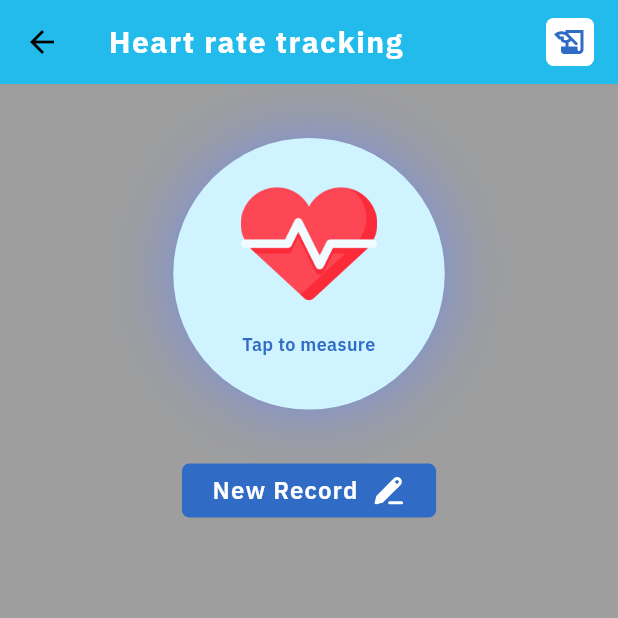
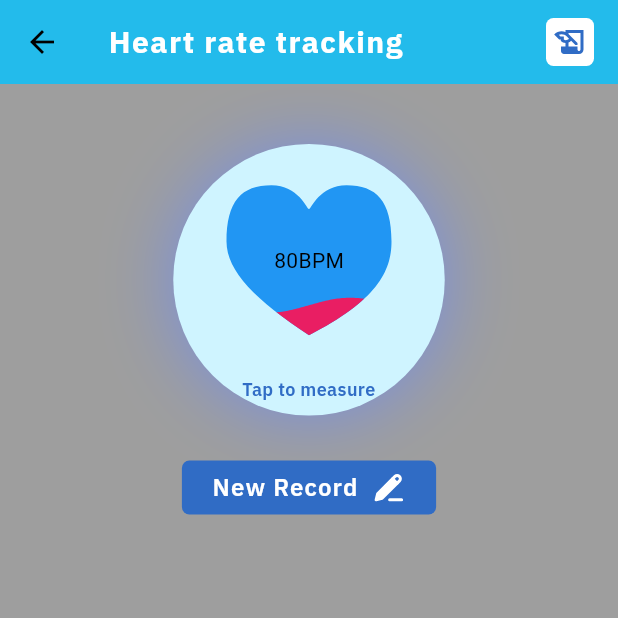
Before and after one commit to Intes-It-Mobile/blood-tracking-app, a Flutter app: the HeartRateScreen screen opened directly, on a phone screen of 412 x 824 dp, the top half of it. Run offline on Flutter 3.47's test engine with Material 2 defaults, Android fonts, the phone set to English and light mode, and no system bars; our stand-ins replace camera, dropdown_button2, fl_chart, flutter_html, flutter_local_notifications, flutter_mobx and 13 more; missing offline and left inert: android_alarm_manager_plus, excel, flutter_cupertino_datetime_picker, flutter_fgbg, flutter_share; accounts and stored records are empty; generated files the repository leaves out were written again.

Commit message:
chucdc heart

```diff
--- a/lib/views/heart_rate/heart_rate.dart
+++ b/lib/views/heart_rate/heart_rate.dart
@@ -2,14 +2,54 @@ import 'package:blood_sugar_tracking/constants/assets.dart';
 import 'package:blood_sugar_tracking/constants/colors.dart';
 import 'package:blood_sugar_tracking/constants/font_family.dart';
 import 'package:blood_sugar_tracking/utils/locale/appLocalizations.dart';
+import 'package:camera/camera.dart';
 import 'package:flutter/material.dart';
 import 'package:flutter_svg/flutter_svg.dart';
+import 'package:liquid_progress_indicator_v2/liquid_progress_indicator.dart';
 
 class HeartRateScreen extends StatefulWidget {
   const HeartRateScreen({super.key});
 
   @override
   State<HeartRateScreen> createState() => _HeartRateScreenState();
+}
+
+class HeartPainter extends CustomPainter {
+  @override
+  void paint(Canvas canvas, Size size) {
+    // TODO: implement paint
+    // Paint paint = Paint();
+    // paint
+    //   ..color = Colors.black
+    //   ..style = PaintingStyle.stroke
+    //   ..strokeCap = StrokeCap.round
+    //   ..strokeWidth = 6;
+
+    Paint paint1 = Paint();
+    paint1
+      ..color = Colors.red
+      ..style = PaintingStyle.fill
+      ..strokeWidth = 0;
+
+    double width = size.width;
+    double height = size.height;
+
+    Path path = Path();
+    path.moveTo(0.5 * width, height * 0.35);
+    path.cubicTo(0.2 * width, height * 0.1, -0.25 * width, height * 0.6,
+        0.5 * width, height);
+    path.moveTo(0.5 * width, height * 0.35);
+    path.cubicTo(0.8 * width, height * 0.1, 1.25 * width, height * 0.6,
+        0.5 * width, height);
+
+    canvas.drawPath(path, paint1);
+    // canvas.drawPath(path, paint);
+  }
+
+  @override
+  bool shouldRepaint(CustomPainter oldDelegate) {
+    return true;
+  }
 }
 
 class _HeartRateScreenState extends State<HeartRateScreen> {
@@ -21,7 +61,19 @@ class _HeartRateScreenState extends State<HeartRateScreen> {
     );
   }
 
-  AppBar _buildAppBarCustom(){
+  Path _buildHeartPath() {
+    return Path()
+      ..moveTo(55, 15)
+      ..cubicTo(55, 20, 50, 0, 30, 0) //(1st curve)
+      ..cubicTo(10, 0, 0, 10.5, 0, 37.5) // (2nd curve)
+      ..cubicTo(0, 57.5, 20, 77, 55, 100) // (3rd curve)
+      ..cubicTo(100, 77, 110, 57.5, 110, 37.5) // (4th curve)
+      ..cubicTo(110, 10.5, 100, 0, 80, 0) // (5th curve)
+      ..cubicTo(60, 0, 55, 20, 55, 15) // (6th curve)
+      ..close();
+  }
+
+  AppBar _buildAppBarCustom() {
     return AppBar(
       backgroundColor: AppColors.AppColor2,
       title: Text(
@@ -32,8 +84,7 @@ class _HeartRateScreenState extends State<HeartRateScreen> {
             fontWeight: FontWeight.w700,
             fontSize: 20,
             color: Colors.white,
-          letterSpacing: 1
-        ),
+            letterSpacing: 1),
       ),
       actions: [
         Container(
@@ -47,14 +98,18 @@ class _HeartRateScreenState extends State<HeartRateScreen> {
   }
 
   Widget _buildBody() {
-    return SizedBox(
+    return Container(
+      margin: const EdgeInsets.only(top: 40),
       width: MediaQuery.of(context).size.width,
       child: Column(
         crossAxisAlignment: CrossAxisAlignment.center,
         mainAxisSize: MainAxisSize.min,
         children: [
           _buildButtonHeartRate(),
-          _buildButtonNewRecord()
+          const SizedBox(
+            height: 30,
+          ),
+          _buildButtonNewRecord(),
         ],
       ),
     );
@@ -64,8 +119,8 @@ class _HeartRateScreenState extends State<HeartRateScreen> {
     return Container(
       height: 181,
       width: 181,
-      margin: const EdgeInsets.symmetric(vertical: 36),
-      padding: const EdgeInsets.only(top: 25, left: 35, right: 35, bottom: 35),
+      // margin: const EdgeInsets.symmetric(vertical: 36),
+      // padding: const EdgeInsets.only(top: 25, left: 35, right: 35, bottom: 35),
       decoration: BoxDecoration(
         color: AppColors.AppColor3,
         borderRadius: BorderRadius.circular(100),
@@ -78,15 +133,47 @@ class _HeartRateScreenState extends State<HeartRateScreen> {
       ),
       child: Column(
         crossAxisAlignment: CrossAxisAlignment.center,
+        mainAxisAlignment: MainAxisAlignment.start,
         mainAxisSize: MainAxisSize.min,
         children: [
-          Image.asset(
-            Assets.image_heart,
-            height: 91,
-            width: 91,
-            fit: BoxFit.contain,
+          // Image.asset(
+          //   Assets.image_heart,
+          //   height: 91,
+          //   width: 91,
+          //   fit: BoxFit.contain,
+          // ),
+          Stack(
+            children: [
+              Container(
+                width: 125,
+                height: 155,
+                child: Center(
+                  child: LiquidCustomProgressIndicator(
+                    value: 0.2,
+                    valueColor: const AlwaysStoppedAnimation(Colors.pink),
+                    backgroundColor: Colors.blue,
+                    // borderColor: Colors.transparent,
+                    // borderWidth: 5.0,
+                    // borderRadius: 12.0,
+                    direction: Axis.vertical,
+                    center: const Text("80BPM"),
+                    shapePath: _buildHeartPath(),
                   ),
-          const Spacer(),
+                ),
+                // child: LiquidLinearProgressIndicator(
+                //   value: 0.5,
+                //   valueColor: const AlwaysStoppedAnimation(Colors.pink),
+                //   backgroundColor: Colors.white,
+                //   borderColor: Colors.red,
+                //   borderWidth: 5.0,
+                //   borderRadius: 12.0,
+                //   direction: Axis.vertical,
+                //   center: const Text("Loading..."),
+                // ),
+              ),
+            ],
+          ),
+          // const Spacer(),
           SizedBox(
             width: 110,
             child: Text(
@@ -97,8 +184,7 @@ class _HeartRateScreenState extends State<HeartRateScreen> {
                   color: AppColors.AppColor4,
                   fontFamily: FontFamily.IBMPlexSans,
                   fontSize: 12,
-                fontWeight: FontWeight.w600
-              ),
+                  fontWeight: FontWeight.w600),
             ),
           )
         ],
@@ -111,9 +197,7 @@ class _HeartRateScreenState extends State<HeartRateScreen> {
       height: 36,
       padding: const EdgeInsets.symmetric(horizontal: 20, vertical: 6),
       decoration: BoxDecoration(
-        color: AppColors.AppColor4,
-        borderRadius: BorderRadius.circular(5)
-      ),
+          color: AppColors.AppColor4, borderRadius: BorderRadius.circular(5)),
       child: Row(
         mainAxisSize: MainAxisSize.min,
         children: [
@@ -125,8 +209,7 @@ class _HeartRateScreenState extends State<HeartRateScreen> {
                 fontStyle: FontStyle.normal,
                 fontSize: 16,
                 fontWeight: FontWeight.w600,
-              letterSpacing: 0.8
-            ),
+                letterSpacing: 0.8),
           ),
           const SizedBox(width: 8),
           SvgPicture.asset(Assets.iconEditBtn)
--- a/pubspec.yaml
+++ b/pubspec.yaml
@@ -49,6 +49,7 @@ dependencies:
   # flutter_widget_from_html: ^0.10.2
   flutter_html: 3.0.0-beta.2
   flutter_share: ^2.0.0
+  liquid_progress_indicator_v2: ^0.5.0
   intl: any
   mobx: ^2.2.0
   flutter_mobx: ^2.0.6+5
@@ -63,6 +64,7 @@ dependencies:
   dropdown_button2: ^2.1.4
   flutter_time_picker_spinner: ^2.0.0
   syncfusion_flutter_charts: ^22.1.34
+  camera: ^0.10.5
   fl_chart: ^0.55.2
   excel: ^2.1.0
   path_provider: ^2.0.15
```
Also changed, not shown: pubspec.lock. Lines whose indentation alone changed are shown as unchanged.
